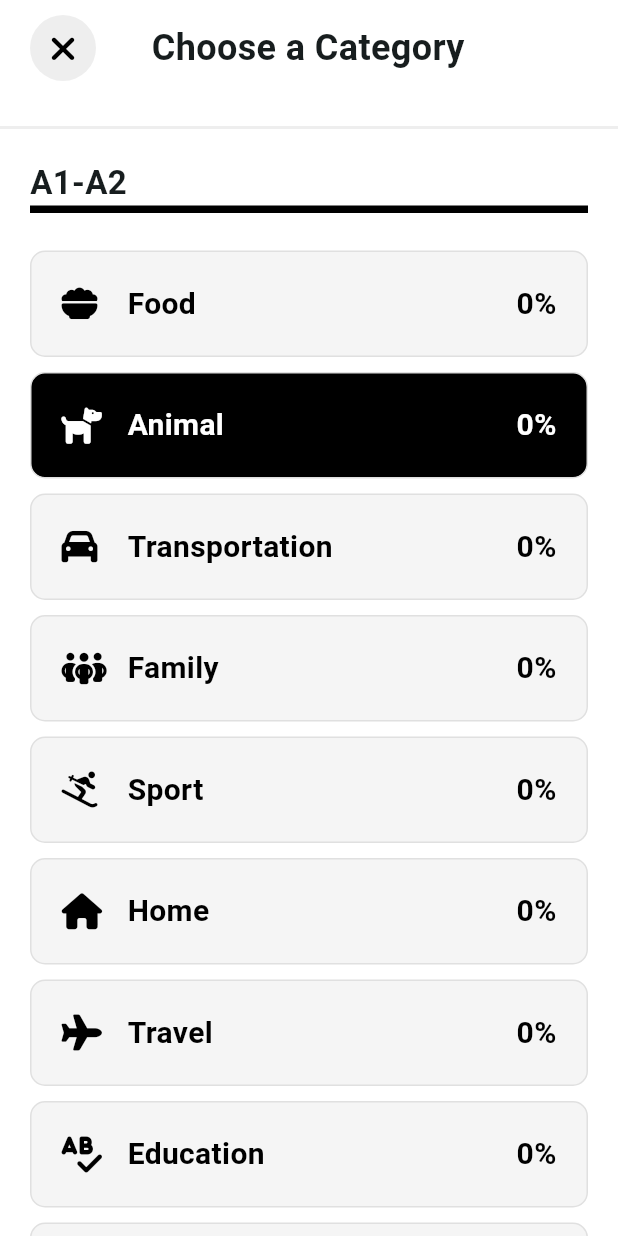
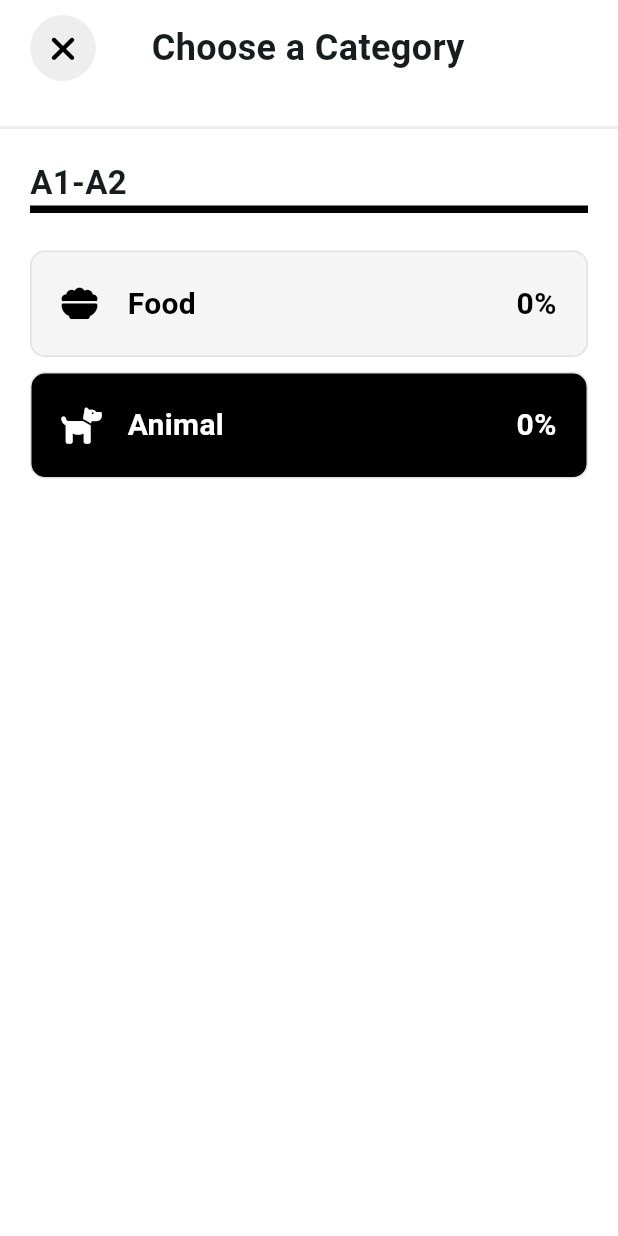
Before and after one commit to hertelendymm/ysty-style-words, a Flutter app: the screen it shows after launch, after a tap on "Animal", on a phone screen of 412 x 824 dp. Run offline on Flutter 3.47's test engine with Material 3 defaults, Android fonts, the phone set to English and light mode, and no system bars; our stand-ins replace font_awesome_flutter, shared_preferences.

Commit message:
AppBar changes

```diff
--- a/lib/pages/categories_page.dart
+++ b/lib/pages/categories_page.dart
@@ -2,7 +2,6 @@ import 'package:flutter/material.dart';
 import 'package:font_awesome_flutter/font_awesome_flutter.dart';
 import 'package:shared_preferences/shared_preferences.dart';
 import 'package:ysty_style_words/services/category_services.dart';
-import 'package:ysty_style_words/widgets/secondary_app_bar.dart';
 import 'package:ysty_style_words/widgets/title_w_sparator.dart';
 
 class CategoriesPage extends StatefulWidget {
@@ -98,75 +97,75 @@ class _CategoriesPageState extends State<CategoriesPage> {
               child: ListView(
                 padding: const EdgeInsets.symmetric(horizontal: 20.0),
                 children:  [
-                  TitleWSeparator(level: "A1-A2"),
+                  TitleWSeparator(title: "A1-A2"),
                   _categotyItem(title: "Food", icon: FontAwesomeIcons.bowlFood),
                   _categotyItem(title: "Animal", icon: FontAwesomeIcons.dog),
-                  _categotyItem(title: "Transportation", icon: FontAwesomeIcons.car),
-                  _categotyItem(title: "Family", icon: FontAwesomeIcons.peopleGroup),
-                  _categotyItem(title: "Sport", icon: FontAwesomeIcons.personSkiing),
-                  _categotyItem(title: "Home", icon: FontAwesomeIcons.house),
-                  _categotyItem(title: "Travel", icon: FontAwesomeIcons.plane),
-                  _categotyItem(title: "Education", icon: FontAwesomeIcons.spellCheck),
-                  _categotyItem(title: "Clothing", icon: FontAwesomeIcons.shirt),
-                  _categotyItem(title: "Music", icon: FontAwesomeIcons.music),
-                  _categotyItem(title: "School", icon: FontAwesomeIcons.graduationCap),
-                  _categotyItem(title: "Space", icon: FontAwesomeIcons.rocket),
-                  _categotyItem(title: "Nature", icon: FontAwesomeIcons.tree),
-                  _categotyItem(title: "Fruits", icon: FontAwesomeIcons.lemon),
-                  _categotyItem(title: "Vegetables", icon: FontAwesomeIcons.carrot),
-                  _categotyItem(title: "Body", icon: FontAwesomeIcons.skull),
-                  _categotyItem(title: "Hospital", icon: FontAwesomeIcons.hospital),
-                  _categotyItem(title: "Office", icon: FontAwesomeIcons.briefcase),
-                  _categotyItem(title: "Jobs", icon: FontAwesomeIcons.hammer),
-                  _categotyItem(title: "Dinig", icon: FontAwesomeIcons.utensils),
-                  _categotyItem(title: "Weather", icon: FontAwesomeIcons.cloudSunRain),
-                  _categotyItem(title: "Verbs", icon: FontAwesomeIcons.comment),
-                  TitleWSeparator(level: "B1-B2"),
-                  _categotyItem(title: "Food", icon: FontAwesomeIcons.bowlFood),
-                  _categotyItem(title: "Animal", icon: FontAwesomeIcons.dog),
-                  _categotyItem(title: "Transportation", icon: FontAwesomeIcons.car),
-                  _categotyItem(title: "Family", icon: FontAwesomeIcons.peopleGroup),
-                  _categotyItem(title: "Sport", icon: FontAwesomeIcons.personSkiing),
-                  _categotyItem(title: "Home", icon: FontAwesomeIcons.house),
-                  _categotyItem(title: "Travel", icon: FontAwesomeIcons.plane),
-                  _categotyItem(title: "Education", icon: FontAwesomeIcons.spellCheck),
-                  _categotyItem(title: "Clothing", icon: FontAwesomeIcons.shirt),
-                  _categotyItem(title: "Music", icon: FontAwesomeIcons.music),
-                  _categotyItem(title: "School", icon: FontAwesomeIcons.graduationCap),
-                  _categotyItem(title: "Space", icon: FontAwesomeIcons.rocket),
-                  _categotyItem(title: "Nature", icon: FontAwesomeIcons.tree),
-                  _categotyItem(title: "Fruits", icon: FontAwesomeIcons.lemon),
-                  _categotyItem(title: "Vegetables", icon: FontAwesomeIcons.carrot),
-                  _categotyItem(title: "Body", icon: FontAwesomeIcons.skull),
-                  _categotyItem(title: "Hospital", icon: FontAwesomeIcons.hospital),
-                  _categotyItem(title: "Office", icon: FontAwesomeIcons.briefcase),
-                  _categotyItem(title: "Jobs", icon: FontAwesomeIcons.hammer),
-                  _categotyItem(title: "Dinig", icon: FontAwesomeIcons.utensils),
-                  _categotyItem(title: "Weather", icon: FontAwesomeIcons.cloudSunRain),
-                  _categotyItem(title: "Verbs", icon: FontAwesomeIcons.comment),
-                  TitleWSeparator(level: "C1-C2"),
-                  _categotyItem(title: "Food", icon: FontAwesomeIcons.bowlFood),
-                  _categotyItem(title: "Animal", icon: FontAwesomeIcons.dog),
-                  _categotyItem(title: "Transportation", icon: FontAwesomeIcons.car),
-                  _categotyItem(title: "Family", icon: FontAwesomeIcons.peopleGroup),
-                  _categotyItem(title: "Sport", icon: FontAwesomeIcons.personSkiing),
-                  _categotyItem(title: "Home", icon: FontAwesomeIcons.house),
-                  _categotyItem(title: "Travel", icon: FontAwesomeIcons.plane),
-                  _categotyItem(title: "Education", icon: FontAwesomeIcons.spellCheck),
-                  _categotyItem(title: "Clothing", icon: FontAwesomeIcons.shirt),
-                  _categotyItem(title: "Music", icon: FontAwesomeIcons.music),
-                  _categotyItem(title: "School", icon: FontAwesomeIcons.graduationCap),
-                  _categotyItem(title: "Space", icon: FontAwesomeIcons.rocket),
-                  _categotyItem(title: "Nature", icon: FontAwesomeIcons.tree),
-                  _categotyItem(title: "Fruits", icon: FontAwesomeIcons.lemon),
-                  _categotyItem(title: "Vegetables", icon: FontAwesomeIcons.carrot),
-                  _categotyItem(title: "Body", icon: FontAwesomeIcons.skull),
-                  _categotyItem(title: "Hospital", icon: FontAwesomeIcons.hospital),
-                  _categotyItem(title: "Office", icon: FontAwesomeIcons.briefcase),
-                  _categotyItem(title: "Jobs", icon: FontAwesomeIcons.hammer),
-                  _categotyItem(title: "Dinig", icon: FontAwesomeIcons.utensils),
-                  _categotyItem(title: "Weather", icon: FontAwesomeIcons.cloudSunRain),
-                  _categotyItem(title: "Verbs", icon: FontAwesomeIcons.comment),
+                  // _categotyItem(title: "Transportation", icon: FontAwesomeIcons.car),
+                  // _categotyItem(title: "Family", icon: FontAwesomeIcons.peopleGroup),
+                  // _categotyItem(title: "Sport", icon: FontAwesomeIcons.personSkiing),
+                  // _categotyItem(title: "Home", icon: FontAwesomeIcons.house),
+                  // _categotyItem(title: "Travel", icon: FontAwesomeIcons.plane),
+                  // _categotyItem(title: "Education", icon: FontAwesomeIcons.spellCheck),
+                  // _categotyItem(title: "Clothing", icon: FontAwesomeIcons.shirt),
+                  // _categotyItem(title: "Music", icon: FontAwesomeIcons.music),
+                  // _categotyItem(title: "School", icon: FontAwesomeIcons.graduationCap),
+                  // _categotyItem(title: "Space", icon: FontAwesomeIcons.rocket),
+                  // _categotyItem(title: "Nature", icon: FontAwesomeIcons.tree),
+                  // _categotyItem(title: "Fruits", icon: FontAwesomeIcons.lemon),
+                  // _categotyItem(title: "Vegetables", icon: FontAwesomeIcons.carrot),
+                  // _categotyItem(title: "Body", icon: FontAwesomeIcons.skull),
+                  // _categotyItem(title: "Hospital", icon: FontAwesomeIcons.hospital),
+                  // _categotyItem(title: "Office", icon: FontAwesomeIcons.briefcase),
+                  // _categotyItem(title: "Jobs", icon: FontAwesomeIcons.hammer),
+                  // _categotyItem(title: "Dinig", icon: FontAwesomeIcons.utensils),
+                  // _categotyItem(title: "Weather", icon: FontAwesomeIcons.cloudSunRain),
+                  // _categotyItem(title: "Verbs", icon: FontAwesomeIcons.comment),
+                  // TitleWSeparator(level: "B1-B2"),
+                  // _categotyItem(title: "Food", icon: FontAwesomeIcons.bowlFood),
+                  // _categotyItem(title: "Animal", icon: FontAwesomeIcons.dog),
+                  // _categotyItem(title: "Transportation", icon: FontAwesomeIcons.car),
+                  // _categotyItem(title: "Family", icon: FontAwesomeIcons.peopleGroup),
+                  // _categotyItem(title: "Sport", icon: FontAwesomeIcons.personSkiing),
+                  // _categotyItem(title: "Home", icon: FontAwesomeIcons.house),
+                  // _categotyItem(title: "Travel", icon: FontAwesomeIcons.plane),
+                  // _categotyItem(title: "Education", icon: FontAwesomeIcons.spellCheck),
+                  // _categotyItem(title: "Clothing", icon: FontAwesomeIcons.shirt),
+                  // _categotyItem(title: "Music", icon: FontAwesomeIcons.music),
+                  // _categotyItem(title: "School", icon: FontAwesomeIcons.graduationCap),
+                  // _categotyItem(title: "Space", icon: FontAwesomeIcons.rocket),
+                  // _categotyItem(title: "Nature", icon: FontAwesomeIcons.tree),
+                  // _categotyItem(title: "Fruits", icon: FontAwesomeIcons.lemon),
+                  // _categotyItem(title: "Vegetables", icon: FontAwesomeIcons.carrot),
+                  // _categotyItem(title: "Body", icon: FontAwesomeIcons.skull),
+                  // _categotyItem(title: "Hospital", icon: FontAwesomeIcons.hospital),
+                  // _categotyItem(title: "Office", icon: FontAwesomeIcons.briefcase),
+                  // _categotyItem(title: "Jobs", icon: FontAwesomeIcons.hammer),
+                  // _categotyItem(title: "Dinig", icon: FontAwesomeIcons.utensils),
+                  // _categotyItem(title: "Weather", icon: FontAwesomeIcons.cloudSunRain),
+                  // _categotyItem(title: "Verbs", icon: FontAwesomeIcons.comment),
+                  // TitleWSeparator(level: "C1-C2"),
+                  // _categotyItem(title: "Food", icon: FontAwesomeIcons.bowlFood),
+                  // _categotyItem(title: "Animal", icon: FontAwesomeIcons.dog),
+                  // _categotyItem(title: "Transportation", icon: FontAwesomeIcons.car),
+                  // _categotyItem(title: "Family", icon: FontAwesomeIcons.peopleGroup),
+                  // _categotyItem(title: "Sport", icon: FontAwesomeIcons.personSkiing),
+                  // _categotyItem(title: "Home", icon: FontAwesomeIcons.house),
+                  // _categotyItem(title: "Travel", icon: FontAwesomeIcons.plane),
+                  // _categotyItem(title: "Education", icon: FontAwesomeIcons.spellCheck),
+                  // _categotyItem(title: "Clothing", icon: FontAwesomeIcons.shirt),
+                  // _categotyItem(title: "Music", icon: FontAwesomeIcons.music),
+                  // _categotyItem(title: "School", icon: FontAwesomeIcons.graduationCap),
+                  // _categotyItem(title: "Space", icon: FontAwesomeIcons.rocket),
+                  // _categotyItem(title: "Nature", icon: FontAwesomeIcons.tree),
+                  // _categotyItem(title: "Fruits", icon: FontAwesomeIcons.lemon),
+                  // _categotyItem(title: "Vegetables", icon: FontAwesomeIcons.carrot),
+                  // _categotyItem(title: "Body", icon: FontAwesomeIcons.skull),
+                  // _categotyItem(title: "Hospital", icon: FontAwesomeIcons.hospital),
+                  // _categotyItem(title: "Office", icon: FontAwesomeIcons.briefcase),
+                  // _categotyItem(title: "Jobs", icon: FontAwesomeIcons.hammer),
+                  // _categotyItem(title: "Dinig", icon: FontAwesomeIcons.utensils),
+                  // _categotyItem(title: "Weather", icon: FontAwesomeIcons.cloudSunRain),
+                  // _categotyItem(title: "Verbs", icon: FontAwesomeIcons.comment),
                 ],
               ),
             ),
--- a/lib/pages/flashcards_page.dart
+++ b/lib/pages/flashcards_page.dart
@@ -2,7 +2,6 @@ import 'package:flutter/material.dart';
 import 'package:font_awesome_flutter/font_awesome_flutter.dart';
 import 'package:shared_preferences/shared_preferences.dart';
 import 'package:ysty_style_words/services/category_services.dart';
-import 'package:ysty_style_words/widgets/secondary_app_bar.dart';
 
 
 class FlashcardsPage extends StatefulWidget {
--- a/lib/pages/settings_page.dart
+++ b/lib/pages/settings_page.dart
@@ -1,7 +1,6 @@
 import 'package:flutter/material.dart';
 import 'package:font_awesome_flutter/font_awesome_flutter.dart';
 import 'package:shared_preferences/shared_preferences.dart';
-import 'package:ysty_style_words/widgets/secondary_app_bar.dart';
 import 'package:ysty_style_words/widgets/title_w_sparator.dart';
 
 class SettingsPage extends StatefulWidget {
@@ -166,7 +165,7 @@ class _SettingsPageState extends State<SettingsPage> {
                       ],
                     ),
                     const SizedBox(height: 10.0),
-                    const TitleWSeparator(level: "Spracheinstellungen"),
+                    const TitleWSeparator(title: "Spracheinstellungen"),
                     Row(
                       mainAxisAlignment: MainAxisAlignment.spaceBetween,
                       children: [
@@ -176,7 +175,7 @@ class _SettingsPageState extends State<SettingsPage> {
                       ],
                     ),
                     const SizedBox(height: 10.0),
-                    const TitleWSeparator(level: "Links"),
+                    const TitleWSeparator(title: "Links"),
                     _tempLinkButton('Link 1'),
                     _tempLinkButton('Link 2'),
                     _tempLinkButton('Link 3'),
--- a/lib/widgets/title_w_sparator.dart
+++ b/lib/widgets/title_w_sparator.dart
@@ -2,10 +2,10 @@ import 'package:flutter/material.dart';
 class TitleWSeparator extends StatelessWidget {
   const TitleWSeparator({
     super.key,
-    this.level="--",
+    this.title="--",
   });
 
-  final String level;
+  final String title;
 
   @override
   Widget build(BuildContext context) {
@@ -14,7 +14,7 @@ class TitleWSeparator extends StatelessWidget {
       child: Column(
         crossAxisAlignment: CrossAxisAlignment.start,
         children: [
-          Text(level, style: TextStyle(fontSize: 22.0, fontWeight: FontWeight.bold)),
+          Text(title, style: TextStyle(fontSize: 22.0, fontWeight: FontWeight.bold)),
           Container(
             width: double.infinity,
             height: 5,
```
Also changed, not shown: lib/pages/derdiedas_help_page.dart (+14 -45 lines), lib/widgets/secondary_app_bar.dart (deleted, +0 -67 lines).
